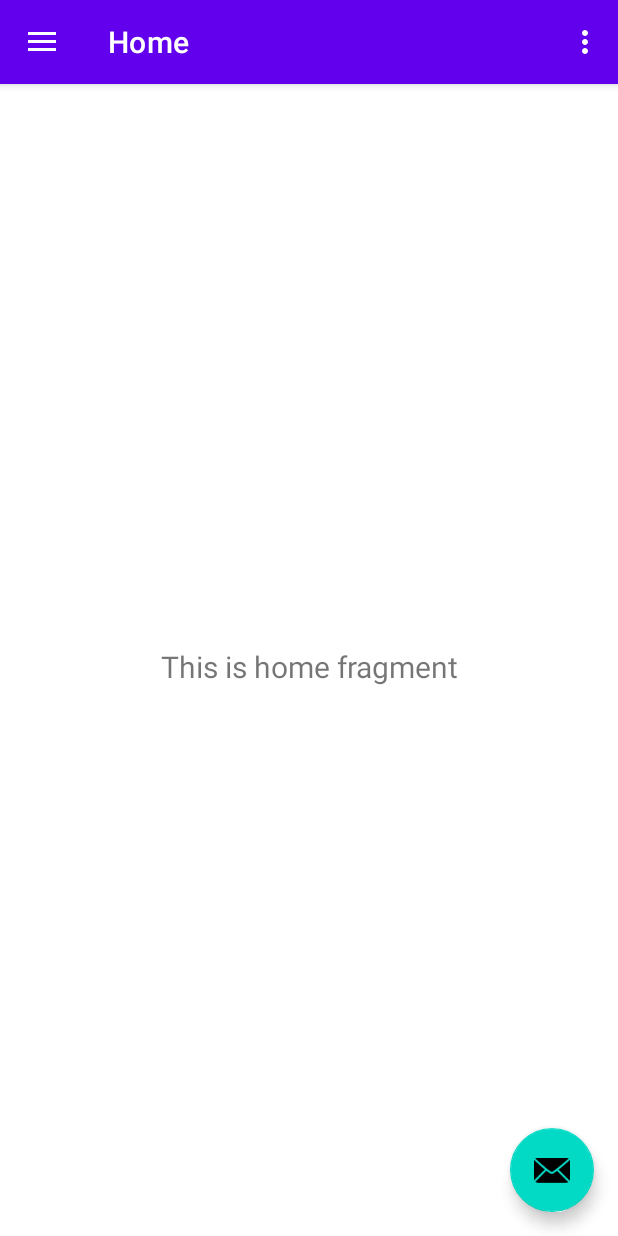
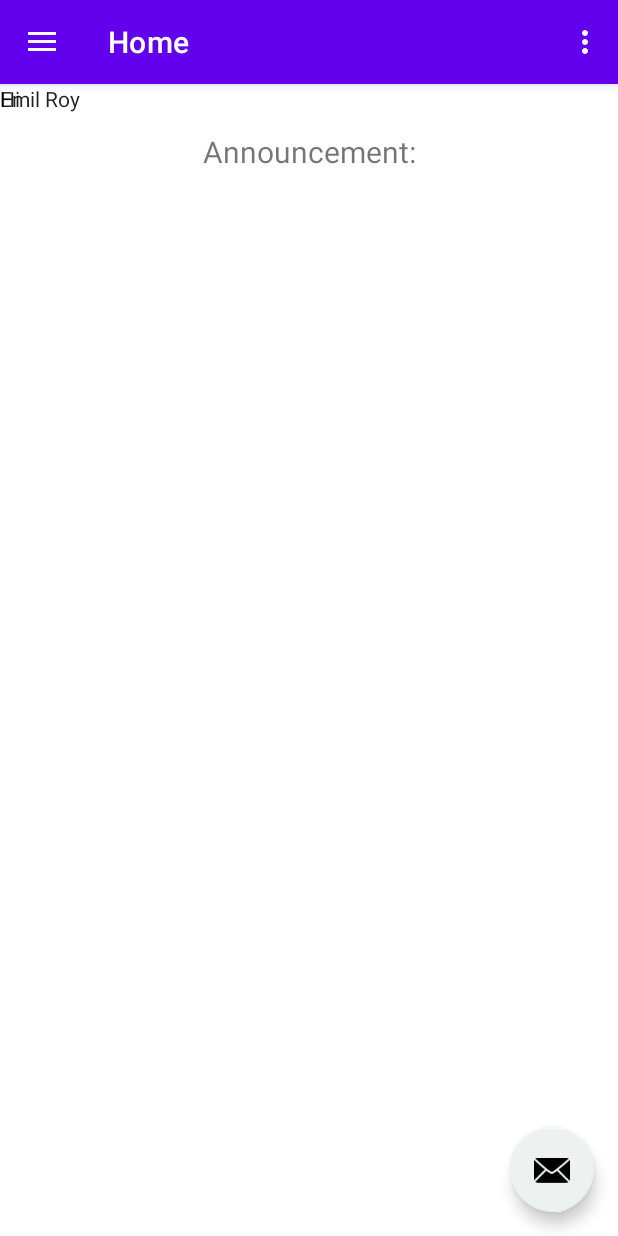
Before and after one commit to emilroy4/team1, an Android app: the screen it shows after launch (MainActivity), on a phone screen of 412 x 824 dp. Run offline under Robolectric (Android 15) with nearby library versions, the phone set to English and light mode, and no system bars; our stand-ins replace navigation-ui.

Commit message:
ADDED NAME

```diff
--- a/app/src/main/java/com/example/team1/ui/home/HomeViewModel.java
+++ b/app/src/main/java/com/example/team1/ui/home/HomeViewModel.java
@@ -10,7 +10,8 @@ public class HomeViewModel extends ViewModel {
 
     public HomeViewModel() {
         mText = new MutableLiveData<>();
-        mText.setValue("This is home fragment");
+
+        mText.setValue("Announcement:");
     }
 
     public LiveData<String> getText() {
--- a/app/src/main/res/layout/content_main.xml
+++ b/app/src/main/res/layout/content_main.xml
@@ -7,14 +7,35 @@
     app:layout_behavior="@string/appbar_scrolling_view_behavior"
     tools:showIn="@layout/app_bar_main">
 
+
     <fragment
         android:id="@+id/nav_host_fragment_content_main"
         android:name="androidx.navigation.fragment.NavHostFragment"
-        android:layout_width="match_parent"
-        android:layout_height="match_parent"
+        android:layout_width="0dp"
+        android:layout_height="497dp"
+        android:layout_marginBottom="178dp"
         app:defaultNavHost="true"
+        app:layout_constraintBottom_toBottomOf="parent"
+        app:layout_constraintHorizontal_bias="0.0"
         app:layout_constraintLeft_toLeftOf="parent"
         app:layout_constraintRight_toRightOf="parent"
         app:layout_constraintTop_toTopOf="parent"
+        app:layout_constraintVertical_bias="0.0"
         app:navGraph="@navigation/mobile_navigation" />
+
+    <TextView
+        android:id="@+id/textView2"
+        android:layout_width="wrap_content"
+        android:layout_height="wrap_content"
+        android:text="@string/user_name"
+        android:textAppearance="@style/TextAppearance.AppCompat.Body1" />
+
+    <TextView
+        android:id="@+id/textView3"
+        android:layout_width="wrap_content"
+        android:layout_height="wrap_content"
+        android:text="Hi"
+        android:textAppearance="@style/TextAppearance.AppCompat.Body1" />
+
+
 </androidx.constraintlayout.widget.ConstraintLayout>
--- a/app/src/main/res/layout/fragment_calender.xml
+++ b/app/src/main/res/layout/fragment_calender.xml
@@ -27,4 +27,7 @@
         android:layout_height="wrap_content"
         android:orientation="horizontal"
         app:layout_constraintGuide_begin="20dp" />
+
+
+
 </androidx.constraintlayout.widget.ConstraintLayout>
--- a/app/src/main/res/layout/fragment_home.xml
+++ b/app/src/main/res/layout/fragment_home.xml
@@ -17,6 +17,8 @@
         android:textSize="20sp"
         app:layout_constraintBottom_toBottomOf="parent"
         app:layout_constraintEnd_toEndOf="parent"
+        app:layout_constraintHorizontal_bias="0.0"
         app:layout_constraintStart_toStartOf="parent"
-        app:layout_constraintTop_toTopOf="parent" />
+        app:layout_constraintTop_toTopOf="parent"
+        app:layout_constraintVertical_bias="0.051" />
 </androidx.constraintlayout.widget.ConstraintLayout>
--- a/app/src/main/res/values/colors.xml
+++ b/app/src/main/res/values/colors.xml
@@ -3,8 +3,8 @@
     <color name="purple_200">#FFBB86FC</color>
     <color name="purple_500">#FF6200EE</color>
     <color name="purple_700">#FF3700B3</color>
-    <color name="teal_200">#FF03DAC5</color>
-    <color name="teal_700">#FF018786</color>
+    <color name="teal_200">#EDF1F0</color>
+    <color name="teal_700">#BBC8C8</color>
     <color name="black">#FF000000</color>
     <color name="white">#FFFFFFFF</color>
 </resources>
--- a/app/src/main/res/values/strings.xml
+++ b/app/src/main/res/values/strings.xml
@@ -3,6 +3,7 @@
     <string name="navigation_drawer_open">Open navigation drawer</string>
     <string name="navigation_drawer_close">Close navigation drawer</string>
     <string name="nav_header_title">Emil Roy</string>
+    <string name="user_name">Emil Roy</string>
     <string name="nav_header_subtitle">emilroy100@gmail.com</string>
     <string name="nav_header_desc">Navigation header</string>
     <string name="action_settings">Settings</string>
```
Also changed, not shown: app/src/main/java/com/example/team1/ui/home/HomeFragment.java (indentation only).
